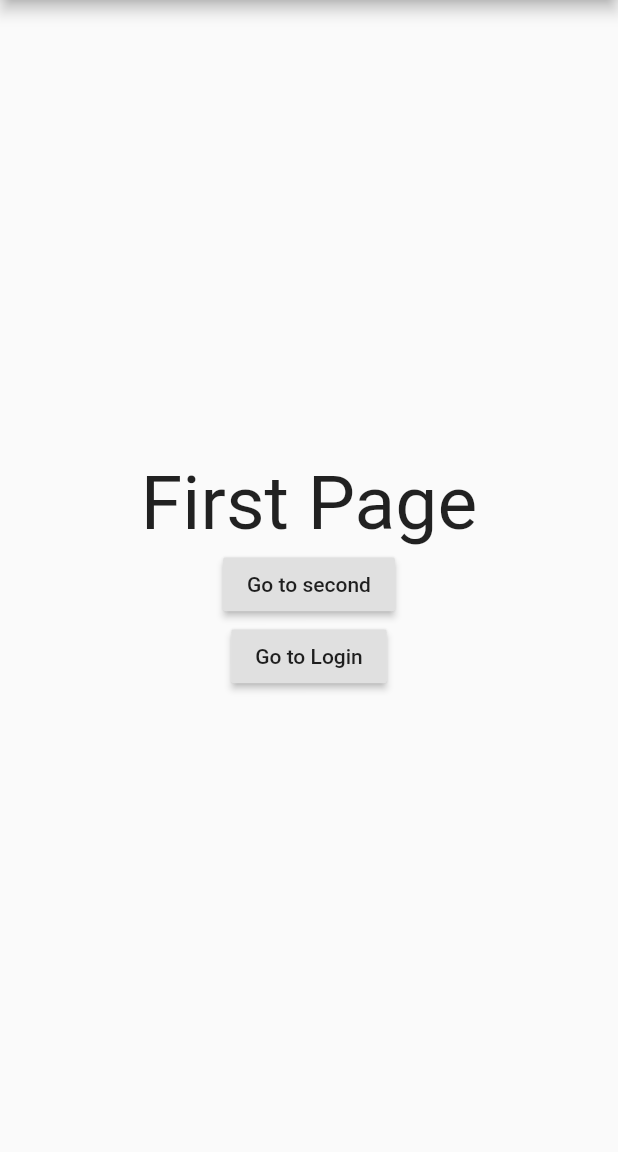
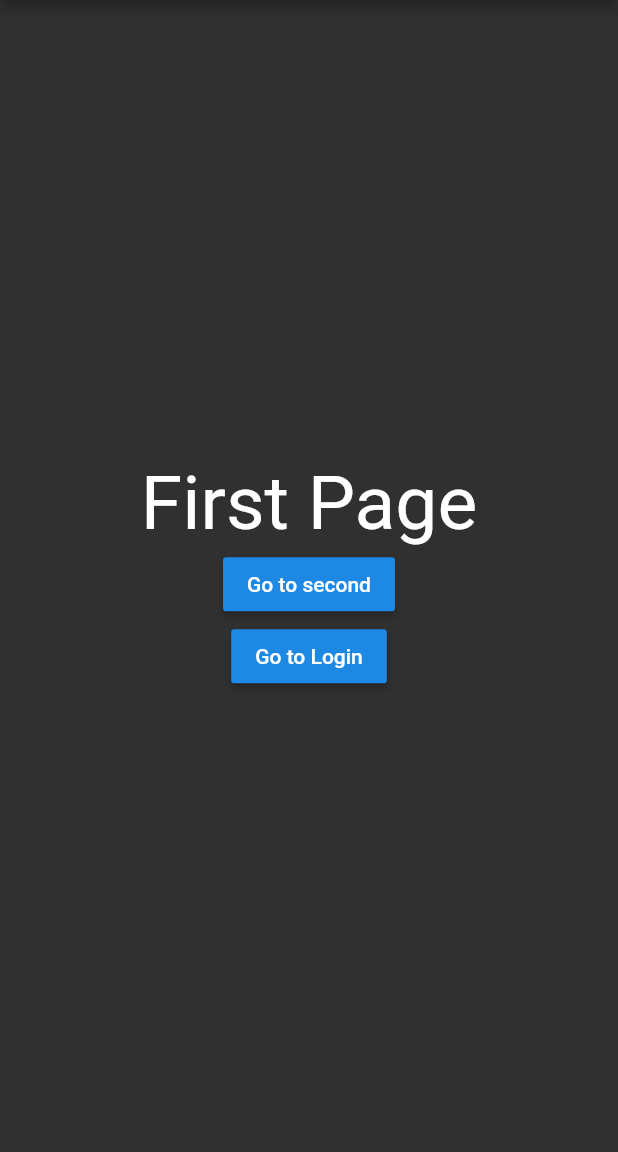
Before and after one commit to ChangJoo-Park/template_flutter_listing_app, a Flutter app: the screen it shows after launch, on a phone screen of 412 x 824 dp, the part 84-1236 px from its top. Run offline on Flutter 3.47's test engine with Material 2 defaults, Android fonts, the phone set to English and light mode, and no system bars.

Commit message:
MaterialApp theme depends on ThemeState

```diff
--- a/lib/main.dart
+++ b/lib/main.dart
@@ -1,4 +1,5 @@
 import 'package:flutter/material.dart';
+import 'package:flutter_listing_app/states/theme_state.dart';
 import 'package:provider/provider.dart';
 
 import 'router.dart';
@@ -7,13 +8,17 @@ import 'widgets/pages/first_page.dart';
 void main() => runApp(MyApp());
 
 class MyApp extends StatelessWidget {
+  final themeState = ThemeState();
   @override
   Widget build(BuildContext context) {
     return MultiProvider(
-      providers: [],
+      providers: [
+        ChangeNotifierProvider(builder: (_) => themeState),
+      ],
       child: MaterialApp(
         theme: ThemeData(
-          primarySwatch: Colors.blue,
+          brightness: themeState.appTheme.brightness,
+          primaryColor: themeState.appTheme.primarySwatch,
         ),
         home: FirstPage(),
         onGenerateRoute: RouteGenerator.generateRoute,
```
